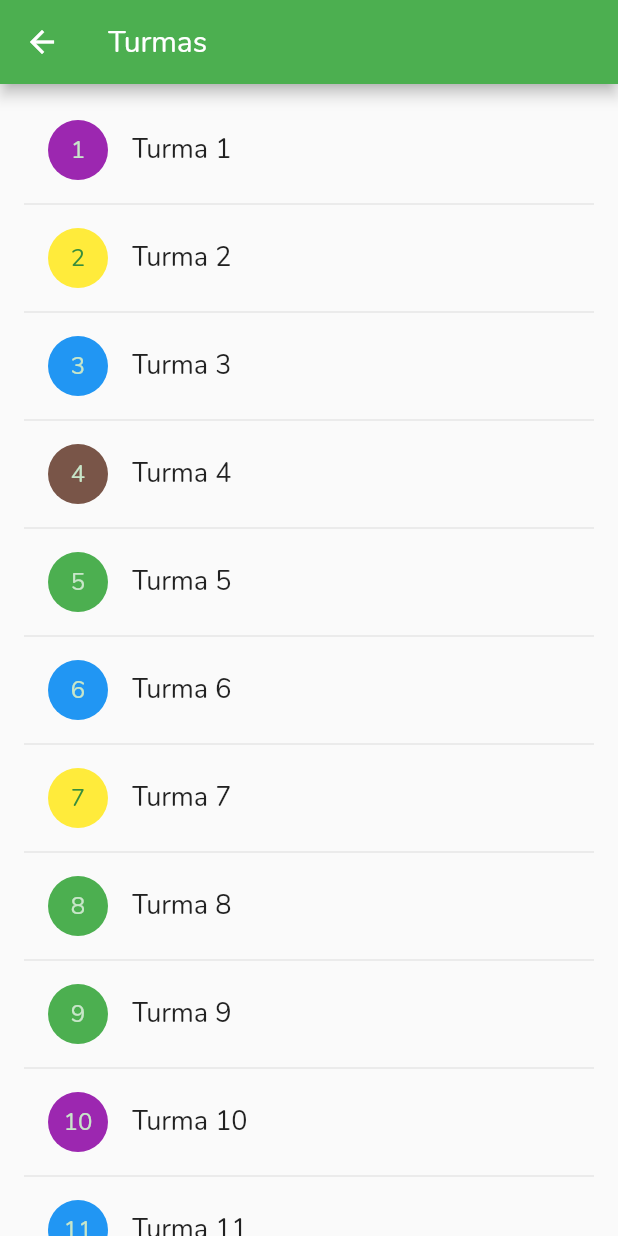
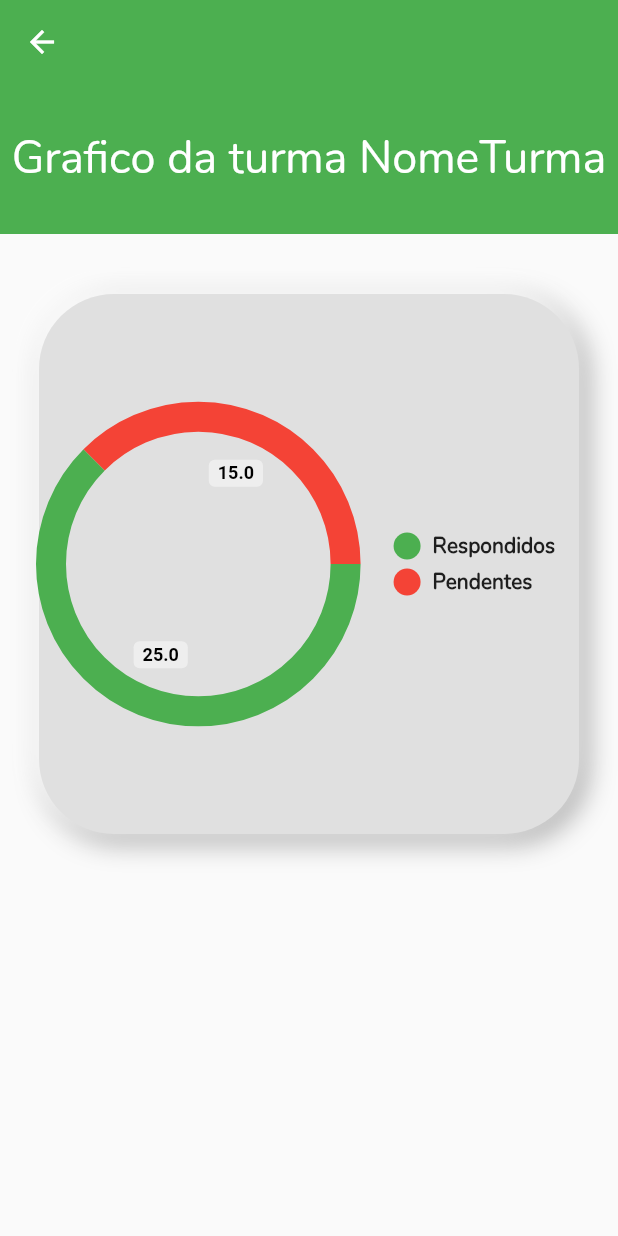
Before and after one commit to Hellyson-Ferreira/app_avaliacao_ifma, a Flutter app: the Turmas screen opened by its route, after a tap on an icon or button, on a phone screen of 412 x 824 dp. Run offline on Flutter 3.47's test engine with Material 2 defaults, Android fonts, the phone set to English and light mode, and no system bars; drawn by our look-alikes of pie_chart; our stand-ins replace splashscreen, webview_flutter.

Commit message:
Tela de graficos das turmas

```diff
--- a/lib/homeAdimin/drawerAdimim.dart
+++ b/lib/homeAdimin/drawerAdimim.dart
@@ -75,21 +75,6 @@ class DrawerAdimim extends StatelessWidget {
             }
           ),
           ListTile(
-            leading: Icon(Icons.settings),
-            title: Text(
-              'Configurações',
-              style: TextStyle(
-                fontSize: 18,
-
-            ),
-            ),
-            onTap: (){
-               //Navigator.of(context).pushNamed(HomeAluno.tag,);
-            }
-
-
-          ),
-          ListTile(
             leading: Icon(Icons.help),
             title: Text(
               'Ajuda',
--- /dev/null
+++ b/lib/homeAdimin/graficos/grafico.dart
@@ -0,0 +1,91 @@
+import 'package:flutter/material.dart';
+import 'package:pie_chart/pie_chart.dart';
+
+class Graficos extends StatefulWidget {
+  static String tag = 'graficos';
+  @override
+  _GraficosState createState() => _GraficosState();
+}
+
+class _GraficosState extends State<Graficos> {
+
+  @override
+  Widget build(BuildContext context) {
+    Map<String, double> dataMap = new Map();
+    dataMap.putIfAbsent("Respondidos", () => 25);
+    dataMap.putIfAbsent("Pendentes", () => 15);
+
+    return Scaffold(
+
+      appBar: AppBar(
+        elevation: 0,
+
+      ),
+      body: Center(
+        child: Column(
+          children: <Widget>[
+            Container(
+              alignment: Alignment.topCenter,
+              height: 100,
+              width: double.infinity,
+              color: Colors.green,
+              child: Center(
+                child: Text(
+                  'Grafico da turma NomeTurma',
+                  style: TextStyle(
+                    fontSize: 30,
+                    color: Colors.white
+                  ),
+                ),
+              ),
+
+            ),
+            SizedBox(height: 40,),
+            Container(
+              height: 360,
+              width: 360,
+              child: PieChart(
+                dataMap: dataMap,
+                colorList: [Colors.green,Colors.red],
+                animationDuration: Duration(milliseconds: 800),
+                chartLegendSpacing: 32.0,
+                showChartValuesInPercentage: true,
+                showChartValues: true,
+                chartType: ChartType.ring,
+      ),
+              decoration: BoxDecoration(
+                  color:Colors.grey[300],
+                  borderRadius: BorderRadius.all(Radius.circular(50)),
+                  boxShadow: [
+                    BoxShadow(
+                        color: Colors.grey[500],
+                        offset: Offset(4.0, 4.0),
+                        blurRadius: 15.0,
+                        spreadRadius: 1.0),
+                    BoxShadow(
+                        color:Colors.white,
+                        offset: Offset(-4.0, -4.0),
+                        blurRadius: 15.0,
+                        spreadRadius: 1.0),
+                  ]),
+            ),
+      //       Text(
+      //         'Titulo do grafico',
+      //         style: TextStyle(
+      //           fontSize: 30
+      //         ),
+      //         ),
+      //       PieChart(
+      //           dataMap: dataMap,
+      //           colorList: [Colors.green,Colors.red],
+      //           animationDuration: Duration(milliseconds: 800),
+      //           chartLegendSpacing: 32.0,
+      //           showChartValuesInPercentage: true,
+      //           showChartValues: true,
+      // )
+          ],
+        ),
+      ),
+    );
+  }
+}
--- a/lib/homeAdimin/turmas.dart
+++ b/lib/homeAdimin/turmas.dart
@@ -1,4 +1,5 @@
 import 'dart:math';
+import 'package:app_avaliacao_ifma/homeAdimin/graficos/grafico.dart';
 import 'package:flutter/material.dart';
 
 class Turmas extends StatefulWidget {
@@ -49,7 +50,7 @@ class _ListaTurmasState extends State<ListaTurmas> {
         ),
         trailing: null,
         onTap: (){
-            //Navigator.of(context).pushNamed(PieChartExample.tag);
+            Navigator.of(context).pushNamed(Graficos.tag);
         },
       );
     }
--- a/lib/rotas.dart
+++ b/lib/rotas.dart
@@ -1,5 +1,6 @@
 import 'package:app_avaliacao_ifma/LoginAdimim/login_page_adimim.dart';
 import 'package:app_avaliacao_ifma/LoginAluno/login_page_aluno.dart';
+import 'package:app_avaliacao_ifma/homeAdimin/graficos/grafico.dart';
 import 'package:app_avaliacao_ifma/homeAdimin/home_adimim.dart';
 import 'package:app_avaliacao_ifma/homeAdimin/turmas.dart';
 import 'package:app_avaliacao_ifma/homeAluno/home_aluno.dart';
@@ -48,5 +49,6 @@ class Routes{
     Turmas.tag: (context) => Turmas(),
     Suap.tag: (context) => Suap(),
     IFMA.tag: (context) => IFMA(),
+    Graficos.tag: (context) => Graficos(),
   };
 }
--- a/pubspec.yaml
+++ b/pubspec.yaml
@@ -14,6 +14,8 @@ dependencies:
   charts_flutter: ^0.8.1
   webview_flutter: ^0.1.1
   url_launcher: ^4.0.2
+  pie_chart: ^3.1.1
+
 
 
 dev_dependencies:
```
Also changed, not shown: pubspec.lock.
